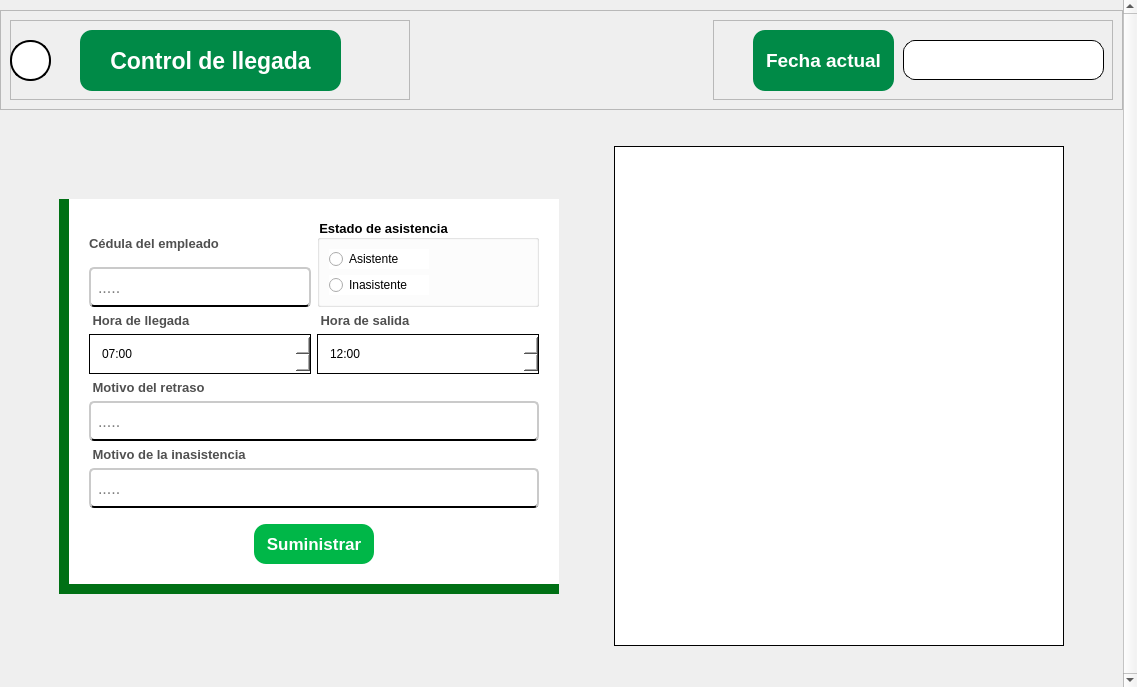
Old version of the form elementos_graficos_ui/pantalla_de_control_de_llegada_del_personal.ui in the repository Enmanuel-86/TELA-APP.
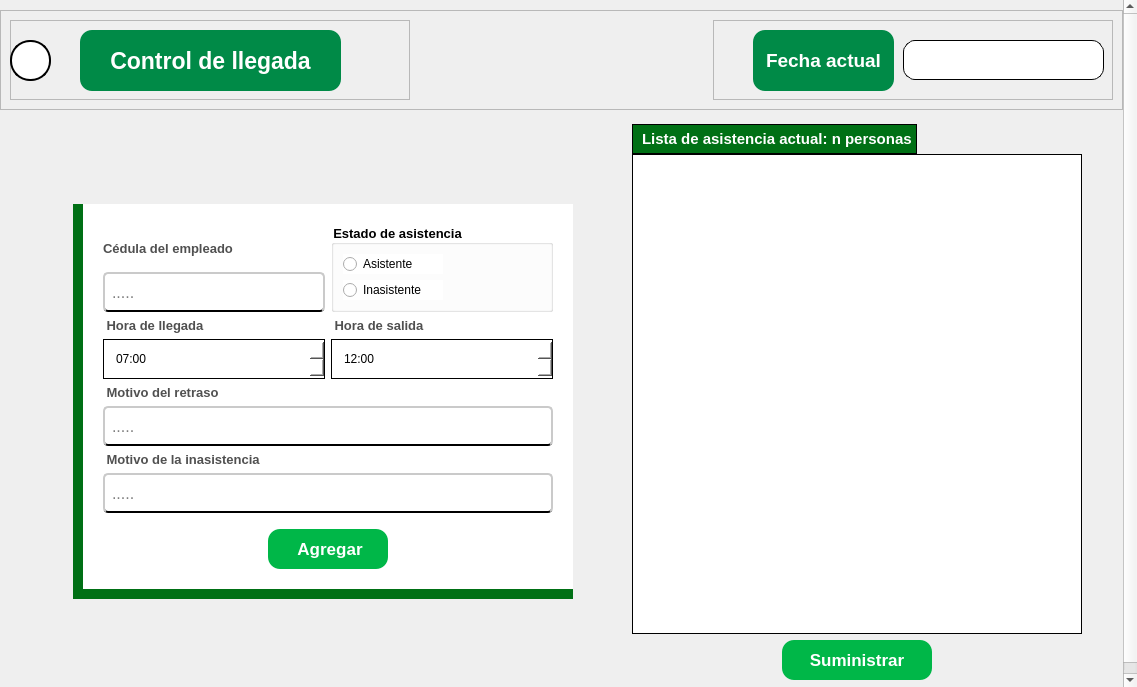
New version of the form. Icons and pictures are not drawn.

Commit message: nueva rama para agregar mas funciones a la pantalla de asistencia

```diff
--- a/elementos_graficos_ui/pantalla_de_control_de_llegada_del_personal.ui
+++ b/elementos_graficos_ui/pantalla_de_control_de_llegada_del_personal.ui
@@ -46,7 +46,7 @@
         <x>0</x>
         <y>0</y>
         <width>1120</width>
-        <height>687</height>
+        <height>700</height>
        </rect>
       </property>
       <layout class="QVBoxLayout" name="verticalLayout_4">
@@ -346,8 +346,14 @@
             </layout>
            </widget>
           </item>
-          <item>
+          <item alignment="Qt::AlignHCenter">
            <widget class="QFrame" name="espacio_para_tabla_empleados">
+            <property name="sizePolicy">
+             <sizepolicy hsizetype="Preferred" vsizetype="Preferred">
+              <horstretch>0</horstretch>
+              <verstretch>0</verstretch>
+             </sizepolicy>
+            </property>
             <property name="styleSheet">
              <string notr="true">background:none ; </string>
             </property>
@@ -358,7 +364,13 @@
              <enum>QFrame::Raised</enum>
             </property>
             <layout class="QHBoxLayout" name="horizontalLayout_2">
-             <item alignment="Qt::AlignRight|Qt::AlignVCenter">
+             <property name="spacing">
+              <number>50</number>
+             </property>
+             <property name="leftMargin">
+              <number>50</number>
+             </property>
+             <item alignment="Qt::AlignHCenter|Qt::AlignVCenter">
               <widget class="QFrame" name="espacio_para_el_formulario">
                <property name="sizePolicy">
                 <sizepolicy hsizetype="Preferred" vsizetype="Preferred">
@@ -984,7 +996,17 @@
 }</string>
                   </property>
                   <property name="text">
-                   <string>Suministrar</string>
+                   <string> Agregar</string>
+                  </property>
+                  <property name="icon">
+                   <iconset>
+                    <normaloff>../recursos_de_imagenes/iconos_de_interfaz/mas_blanco.png</normaloff>../recursos_de_imagenes/iconos_de_interfaz/mas_blanco.png</iconset>
+                  </property>
+                  <property name="iconSize">
+                   <size>
+                    <width>26</width>
+                    <height>26</height>
+                   </size>
                   </property>
                  </widget>
                 </item>
@@ -992,37 +1014,174 @@
               </widget>
              </item>
              <item alignment="Qt::AlignHCenter">
-              <widget class="QListWidget" name="lista_asistencia">
-               <property name="sizePolicy">
-                <sizepolicy hsizetype="Expanding" vsizetype="Expanding">
-                 <horstretch>0</horstretch>
-                 <verstretch>0</verstretch>
-                </sizepolicy>
-               </property>
-               <property name="minimumSize">
-                <size>
-                 <width>450</width>
-                 <height>0</height>
-                </size>
-               </property>
-               <property name="maximumSize">
-                <size>
-                 <width>400</width>
-                 <height>500</height>
-                </size>
+              <widget class="QFrame" name="espacio_lista_asistencia">
+               <property name="font">
+                <font>
+                 <family>Arial</family>
+                 <pointsize>12</pointsize>
+                 <weight>75</weight>
+                 <bold>true</bold>
+                </font>
                </property>
                <property name="styleSheet">
-                <string notr="true">QListWidget{
+                <string notr="true">QFrame{
+
+	border:none;
+
+}
+
+</string>
+               </property>
+               <layout class="QVBoxLayout" name="verticalLayout_11">
+                <item>
+                 <layout class="QVBoxLayout" name="verticalLayout_10">
+                  <property name="spacing">
+                   <number>0</number>
+                  </property>
+                  <item alignment="Qt::AlignTop">
+                   <widget class="QLabel" name="label_titulo_asistencia">
+                    <property name="minimumSize">
+                     <size>
+                      <width>0</width>
+                      <height>30</height>
+                     </size>
+                    </property>
+                    <property name="maximumSize">
+                     <size>
+                      <width>285</width>
+                      <height>20</height>
+                     </size>
+                    </property>
+                    <property name="font">
+                     <font>
+                      <family>Arial</family>
+                      <pointsize>11</pointsize>
+                      <weight>75</weight>
+                      <bold>true</bold>
+                     </font>
+                    </property>
+                    <property name="styleSheet">
+                     <string notr="true">QLabel{
+
+	
+	background-color: rgb(0, 112, 21);
+	
+	color: rgb(255, 255, 255);
+	
+	padding-left:5px;
+
+	border:1px solid black;
+
+}</string>
+                    </property>
+                    <property name="text">
+                     <string>Lista de asistencia actual: n personas</string>
+                    </property>
+                    <property name="alignment">
+                     <set>Qt::AlignLeading|Qt::AlignLeft|Qt::AlignVCenter</set>
+                    </property>
+                   </widget>
+                  </item>
+                  <item>
+                   <widget class="QListWidget" name="lista_asistencia">
+                    <property name="sizePolicy">
+                     <sizepolicy hsizetype="Preferred" vsizetype="Preferred">
+                      <horstretch>0</horstretch>
+                      <verstretch>0</verstretch>
+                     </sizepolicy>
+                    </property>
+                    <property name="minimumSize">
+                     <size>
+                      <width>450</width>
+                      <height>480</height>
+                     </size>
+                    </property>
+                    <property name="maximumSize">
+                     <size>
+                      <width>100</width>
+                      <height>16777215</height>
+                     </size>
+                    </property>
+                    <property name="styleSheet">
+                     <string notr="true">QListWidget{
 
 	border:1px solid black;
 	border-radius:0px;
 	background:#ffffff;
 
 }</string>
-               </property>
-               <property name="frameShape">
-                <enum>QFrame::NoFrame</enum>
-               </property>
+                    </property>
+                    <property name="frameShape">
+                     <enum>QFrame::NoFrame</enum>
+                    </property>
+                   </widget>
+                  </item>
+                 </layout>
+                </item>
+                <item alignment="Qt::AlignHCenter">
+                 <widget class="QPushButton" name="boton_suministrar">
+                  <property name="sizePolicy">
+                   <sizepolicy hsizetype="Minimum" vsizetype="Fixed">
+                    <horstretch>0</horstretch>
+                    <verstretch>0</verstretch>
+                   </sizepolicy>
+                  </property>
+                  <property name="minimumSize">
+                   <size>
+                    <width>150</width>
+                    <height>40</height>
+                   </size>
+                  </property>
+                  <property name="maximumSize">
+                   <size>
+                    <width>120</width>
+                    <height>40</height>
+                   </size>
+                  </property>
+                  <property name="font">
+                   <font>
+                    <family>Arial</family>
+                    <pointsize>13</pointsize>
+                    <weight>75</weight>
+                    <bold>true</bold>
+                   </font>
+                  </property>
+                  <property name="cursor">
+                   <cursorShape>PointingHandCursor</cursorShape>
+                  </property>
+                  <property name="styleSheet">
+                   <string notr="true">QPushButton{
+
+	background-color: rgb(0, 183, 72);
+	
+	color: rgb(255, 255, 255);
+	border-radius:12px;
+
+}
+
+QPushButton:hover{
+
+	
+	background-color: rgb(0, 56, 10);
+
+}</string>
+                  </property>
+                  <property name="text">
+                   <string>Suministrar</string>
+                  </property>
+                  <property name="icon">
+                   <iconset>
+                    <normaloff>../recursos_de_imagenes/iconos_de_interfaz/exportar.png</normaloff>../recursos_de_imagenes/iconos_de_interfaz/exportar.png</iconset>
+                  </property>
+                  <property name="iconSize">
+                   <size>
+                    <width>26</width>
+                    <height>26</height>
+                   </size>
+                  </property>
+                 </widget>
+                </item>
+               </layout>
               </widget>
              </item>
             </layout>
```
Left out of the diff: 2 changed lines with no effect on the pictures. The commit also changes 4 other files.
